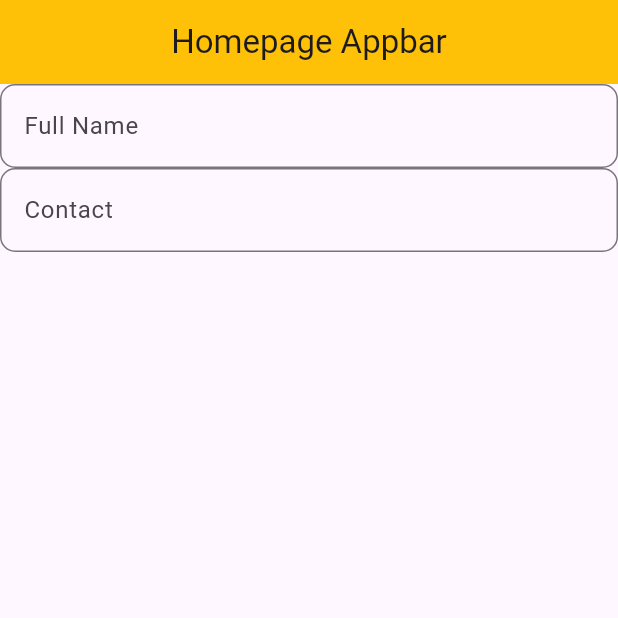
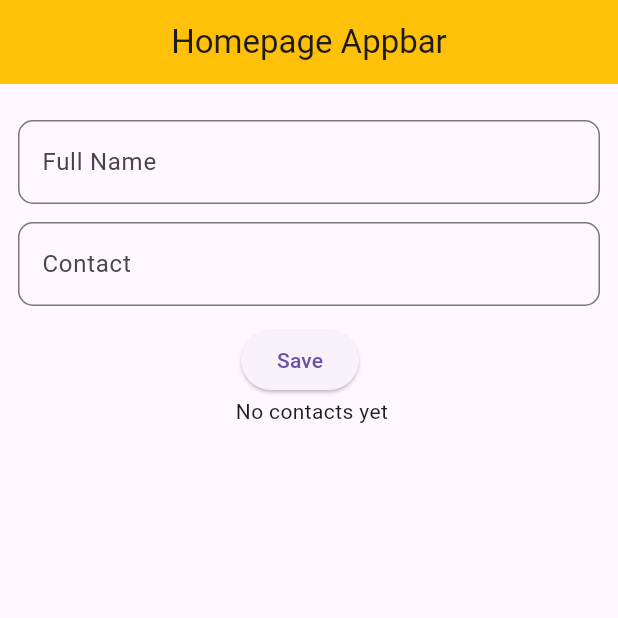
Before and after one commit to Yonatan-oni/flutter_json, a Flutter app: the screen it shows after launch, on a phone screen of 412 x 824 dp, the top half of it. Run offline on Flutter 3.47's test engine with Material 3 defaults, Android fonts, the phone set to English and light mode, and no system bars.

Commit message:
adding create contact functionality.

```diff
--- /dev/null
+++ b/lib/model/contact.dart
@@ -0,0 +1,7 @@
+class Contact {
+  String fullName;
+  String contactNumber;
+
+  Contact({required this.fullName, required this.contactNumber});
+
+}
--- a/lib/view/components/home_page_body.dart
+++ b/lib/view/components/home_page_body.dart
@@ -1,16 +1,63 @@
 import 'package:flutter/material.dart';
+import 'package:flutter_json/model/contact.dart';
+import 'package:flutter_json/view/utils/save_contact.dart';
+import 'package:flutter_json/view/widgets/contact_list.dart';
+import 'package:flutter_json/view/widgets/crud_button.dart';
 import 'package:flutter_json/view/widgets/input_bar.dart';
 
-class HomePageBody extends StatelessWidget {
+class HomePageBody extends StatefulWidget {
   const HomePageBody({super.key});
 
   @override
+  State<HomePageBody> createState() => _HomePageBodyState();
+}
+
+class _HomePageBodyState extends State<HomePageBody> {
+  TextEditingController nameController = TextEditingController();
+  TextEditingController contactController = TextEditingController();
+  List<Contact> contacts = List.empty(growable: true);
+  @override
   Widget build(BuildContext context) {
-    return Column(
-      children: <Widget>[
-        InputBar(hintText: "Full Name"),
-        InputBar(hintText: "Contact"),
-      ],
+    return Padding(
+      padding: const EdgeInsets.all(12.0),
+      child: Column(
+        children: <Widget>[
+          const SizedBox(
+            height: 12,
+          ),
+          InputBar(
+            hintText: "Full Name",
+            textInputType: TextInputType.name,
+            controller: nameController,
+          ),
+          InputBar(
+            hintText: "Contact",
+            textInputType: TextInputType.number,
+            controller: contactController,
+          ),
+          Row(
+            mainAxisAlignment: MainAxisAlignment.center,
+            children: <Widget>[
+              CrudButton(
+                buttonName: "Save",
+                onPressed: () {
+                  SaveContact(
+                          name: nameController.text.trim(),
+                          contact: contactController.text.trim(),
+                          contacts: contacts)
+                      .save();
+                  print(contacts.toList().toString());
+                },
+              ),
+
+              // CrudButton(buttonName: "Update", onPressed: SaveContact.save(),)
+            ],
+          ),
+          contacts.isEmpty
+              ? const Text(" No contacts yet")
+              : const ContactList(),
+        ],
+      ),
     );
   }
 }
--- /dev/null
+++ b/lib/view/utils/save_contact.dart
@@ -0,0 +1,32 @@
+import 'package:flutter/material.dart';
+import 'package:flutter_json/model/contact.dart';
+
+class MyWidget extends StatefulWidget {
+  const MyWidget({super.key});
+
+  @override
+  State<MyWidget> createState() => _MyWidgetState();
+}
+
+class _MyWidgetState extends State<MyWidget> {
+  @override
+  Widget build(BuildContext context) {
+    return const Placeholder();
+  }
+}
+
+class SaveContact {
+  String name;
+  String contact;
+  List<Contact> contacts;
+  SaveContact(
+      {required this.name, required this.contact, required this.contacts});
+
+  save() {
+    if (name.isNotEmpty && contact.isNotEmpty) {
+      contacts.add(Contact(fullName: name, contactNumber: contact));
+    } else if (name.isEmpty || contact.isEmpty) {
+      print("enter value before saving!!");
+    }
+  }
+}
--- /dev/null
+++ b/lib/view/widgets/crud_button.dart
@@ -0,0 +1,20 @@
+import 'package:flutter/material.dart';
+
+// ignore: must_be_immutable
+class CrudButton extends StatelessWidget {
+  String buttonName;
+  VoidCallback onPressed;
+  CrudButton({required this.buttonName, required this.onPressed, super.key});
+
+  @override
+  Widget build(BuildContext context) {
+    return Row(
+      children: [
+        ElevatedButton(onPressed: onPressed, child: Text(buttonName)),
+        const SizedBox(
+          width: 12,
+        ),
+      ],
+    );
+  }
+}
--- a/lib/view/widgets/input_bar.dart
+++ b/lib/view/widgets/input_bar.dart
@@ -3,18 +3,25 @@ import 'package:flutter/material.dart';
 // ignore: must_be_immutable
 class InputBar extends StatelessWidget {
   String hintText;
-  InputBar({required this.hintText, super.key});
+  TextInputType textInputType;
+  TextEditingController controller;
+  InputBar({required this.hintText, required this.textInputType, required this.controller, super.key});
 
   @override
   Widget build(BuildContext context) {
-    return TextField(
-
-      decoration: InputDecoration(
-        hintText: hintText,
-
-        border: const OutlineInputBorder(borderRadius: BorderRadius.all(Radius.circular(10))),
-
+    return Column(children: <Widget>[
+      TextField(
+        controller: controller,
+        keyboardType: textInputType,
+        decoration: InputDecoration(
+          hintText: hintText,
+          border: const OutlineInputBorder(
+              borderRadius: BorderRadius.all(Radius.circular(10))),
+        ),
       ),
-    );
+      const SizedBox(
+        height: 12,
+      ),
+    ]);
   }
 }
--- a/pubspec.yaml
+++ b/pubspec.yaml
@@ -35,6 +35,7 @@ dependencies:
   # The following adds the Cupertino Icons font to your application.
   # Use with the CupertinoIcons class for iOS style icons.
   cupertino_icons: ^1.0.6
+  get: ^4.6.6
 
 dev_dependencies:
   flutter_test:
```
Also changed, not shown: lib/view/pages/home_page.dart (+6 -2 lines), lib/view/widgets/contact_list.dart (added, +32 -0 lines), pubspec.lock.
